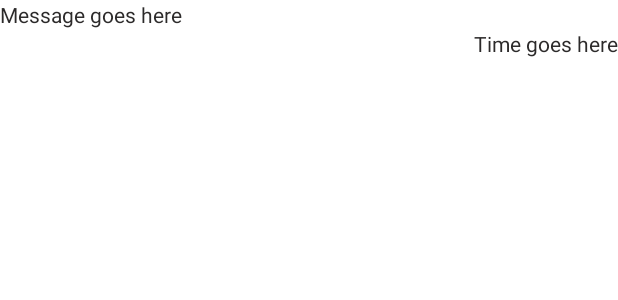
After one commit to AarKhabar/MyAndroidLabs, an Android app: the layout sent_message.xml on its own in the app's theme, with its tools: preview values and no code run, on a phone screen of 412 x 824 dp. The commit adds this screen. Shown: the top 300 px of the screen. Run offline under Robolectric (Android 15) with nearby library versions, the phone set to English and light mode, and no system bars.

Commit message:
Finish lab 5

```diff
--- /dev/null
+++ b/app/src/main/res/layout/sent_message.xml
@@ -0,0 +1,23 @@
+<?xml version="1.0" encoding="utf-8"?>
+<androidx.constraintlayout.widget.ConstraintLayout xmlns:android="http://schemas.android.com/apk/res/android"
+    xmlns:app="http://schemas.android.com/apk/res-auto"
+    xmlns:tools="http://schemas.android.com/tools"
+    android:layout_width="match_parent"
+    android:layout_height="wrap_content">
+
+    <TextView
+        android:id="@+id/message"
+        android:layout_width="wrap_content"
+        android:layout_height="wrap_content"
+        android:text="Message goes here"
+        app:layout_constraintStart_toStartOf="parent"
+        app:layout_constraintTop_toTopOf="parent" />
+
+    <TextView
+        android:id="@+id/time"
+        android:layout_width="wrap_content"
+        android:layout_height="wrap_content"
+        android:text="Time goes here"
+        app:layout_constraintEnd_toEndOf="parent"
+        app:layout_constraintTop_toBottomOf="@+id/message" />
+</androidx.constraintlayout.widget.ConstraintLayout>
```
Also changed, not shown: app/src/main/java/algonquin/cst2335/khab0018/ChatRoom.java (+109 -9 lines), app/src/main/res/layout/chatlayout.xml (+4 -4 lines), app/src/main/res/layout/receive_message.xml (added, +23 -0 lines).
